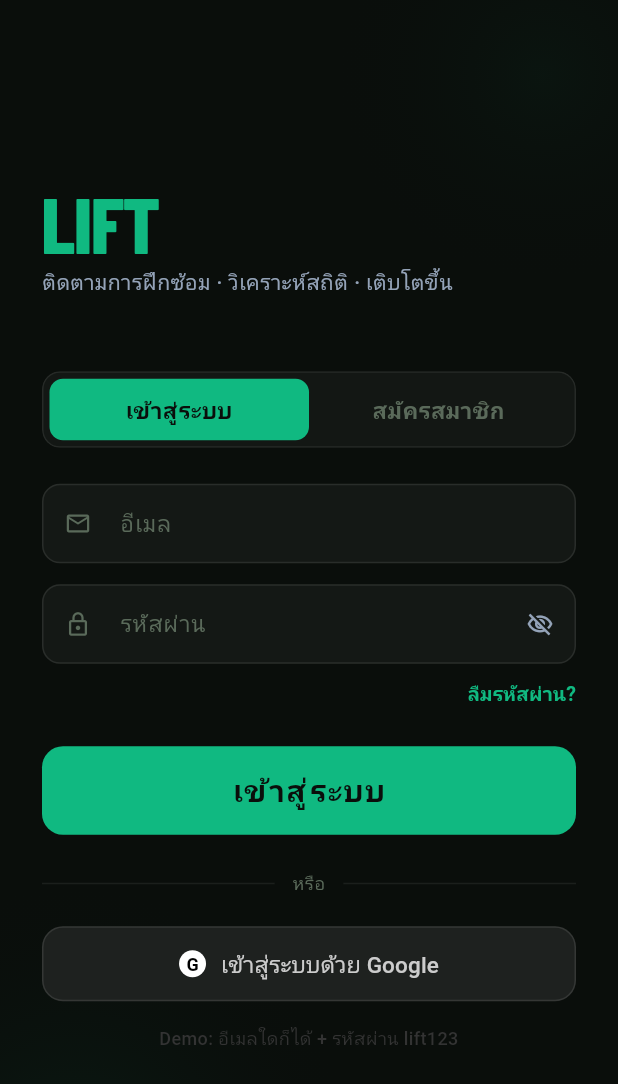
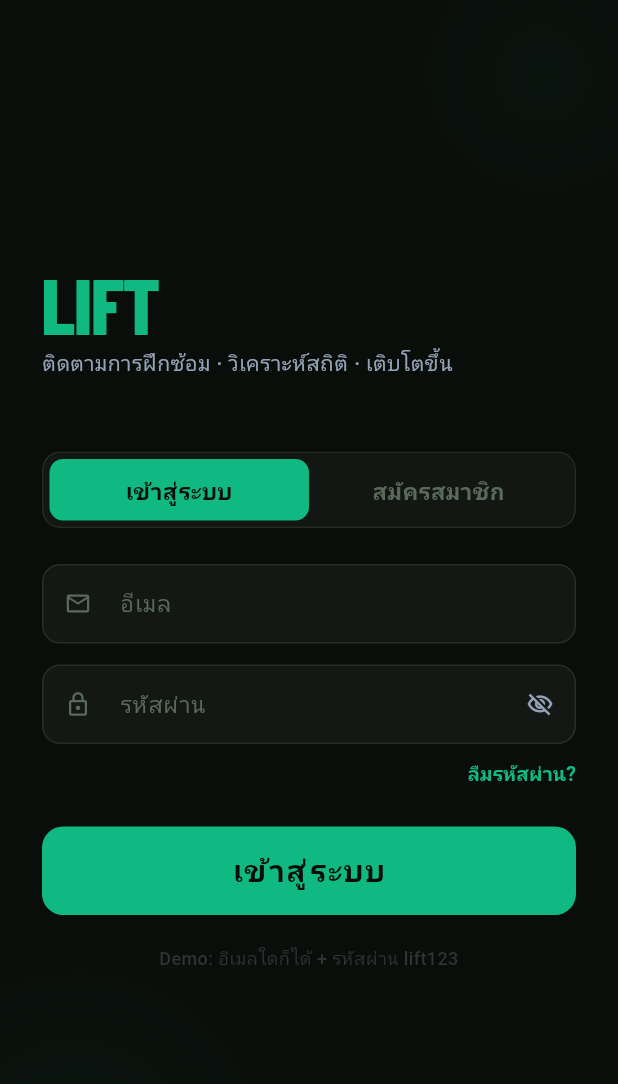
Before and after one commit to chetsadayut04/LIFT, a Flutter app: the screen it shows after launch, on a phone screen of 412 x 824 dp. Shown: the top 1084 px of the screen. Run offline on Flutter 3.47's test engine with Material 3 defaults, Android fonts, the phone set to English and light mode, and no system bars; our stand-ins replace fl_chart, flutter_local_notifications, flutter_markdown, flutter_riverpod, google_fonts, qr_flutter and 5 more; missing offline and left inert: live_activities, mobile_scanner; accounts and stored records are empty; Roboto replaces fonts that are missing (Sarabun).

Commit message:
refactor: remove Google sign-in functionality from auth provider and login screen

```diff
--- a/lib/features/auth/login_screen.dart
+++ b/lib/features/auth/login_screen.dart
@@ -54,28 +54,6 @@ class _LoginScreenState extends ConsumerState<LoginScreen> {
       } else {
         await ref.read(authProvider.notifier).signInWithEmail(email, password);
       }
-    } catch (e) {
-      if (mounted) {
-        setState(() {
-          _errorMessage = _getFriendlyErrorMessage(e);
-        });
-      }
-    } finally {
-      if (mounted) {
-        setState(() {
-          _isLoading = false;
-        });
-      }
-    }
-  }
-
-  Future<void> _loginWithGoogle() async {
-    setState(() {
-      _isLoading = true;
-      _errorMessage = null;
-    });
-    try {
-      await ref.read(authProvider.notifier).signInWithGoogle();
     } catch (e) {
       if (mounted) {
         setState(() {
@@ -196,7 +174,9 @@ class _LoginScreenState extends ConsumerState<LoginScreen> {
         return StatefulBuilder(
           builder: (context, setState) {
             return AlertDialog(
-              backgroundColor: const Color(0xFF171B17), // Match rgba(23,27,23,0.92)
+              backgroundColor: const Color(
+                0xFF171B17,
+              ), // Match rgba(23,27,23,0.92)
               shape: RoundedRectangleBorder(
                 borderRadius: BorderRadius.circular(20),
                 side: BorderSide(color: accent.withValues(alpha: 0.1)),
@@ -215,10 +195,7 @@ class _LoginScreenState extends ConsumerState<LoginScreen> {
                   const SizedBox(height: 8),
                   Text(
                     'กรอกอีเมลของคุณเพื่อรับลิงก์รีเซ็ตรหัสผ่าน',
-                    style: GoogleFonts.sarabun(
-                      color: textMuted,
-                      fontSize: 13,
-                    ),
+                    style: GoogleFonts.sarabun(color: textMuted, fontSize: 13),
                   ),
                 ],
               ),
@@ -231,12 +208,20 @@ class _LoginScreenState extends ConsumerState<LoginScreen> {
                   decoration: InputDecoration(
                     filled: true,
                     fillColor: const Color(0xFF1E211F),
-                    contentPadding: const EdgeInsets.symmetric(horizontal: 16, vertical: 14),
+                    contentPadding: const EdgeInsets.symmetric(
+                      horizontal: 16,
+                      vertical: 14,
+                    ),
                     hintText: 'อีเมลของคุณ',
-                    hintStyle: GoogleFonts.sarabun(color: textMuted, fontSize: 15),
+                    hintStyle: GoogleFonts.sarabun(
+                      color: textMuted,
+                      fontSize: 15,
+                    ),
                     enabledBorder: OutlineInputBorder(
                       borderRadius: BorderRadius.circular(10),
-                      borderSide: BorderSide(color: Colors.white.withValues(alpha: 0.08)),
+                      borderSide: BorderSide(
+                        color: Colors.white.withValues(alpha: 0.08),
+                      ),
                     ),
                     focusedBorder: OutlineInputBorder(
                       borderRadius: BorderRadius.circular(10),
@@ -244,7 +229,8 @@ class _LoginScreenState extends ConsumerState<LoginScreen> {
                     ),
                   ),
                   validator: (val) {
-                    if (val == null || val.trim().isEmpty) return 'กรุณากรอกอีเมล';
+                    if (val == null || val.trim().isEmpty)
+                      return 'กรุณากรอกอีเมล';
                     if (!val.contains('@')) return 'รูปแบบอีเมลไม่ถูกต้อง';
                     return null;
                   },
@@ -259,7 +245,9 @@ class _LoginScreenState extends ConsumerState<LoginScreen> {
                         style: OutlinedButton.styleFrom(
                           backgroundColor: const Color(0xFF1E211F),
                           foregroundColor: const Color(0xFF8E9A8E),
-                          side: BorderSide(color: Colors.white.withValues(alpha: 0.1)),
+                          side: BorderSide(
+                            color: Colors.white.withValues(alpha: 0.1),
+                          ),
                           shape: RoundedRectangleBorder(
                             borderRadius: BorderRadius.circular(10),
                           ),
@@ -284,7 +272,9 @@ class _LoginScreenState extends ConsumerState<LoginScreen> {
                                 try {
                                   await ref
                                       .read(authProvider.notifier)
-                                      .sendPasswordResetEmail(emailController.text);
+                                      .sendPasswordResetEmail(
+                                        emailController.text,
+                                      );
                                   if (ctx.mounted) {
                                     Navigator.pop(ctx);
                                     _showCustomSnackBar(
@@ -367,10 +357,7 @@ class _LoginScreenState extends ConsumerState<LoginScreen> {
               decoration: BoxDecoration(
                 shape: BoxShape.circle,
                 gradient: RadialGradient(
-                  colors: [
-                    accent.withValues(alpha: 0.07),
-                    Colors.transparent,
-                  ],
+                  colors: [accent.withValues(alpha: 0.07), Colors.transparent],
                 ),
               ),
             ),
@@ -385,10 +372,7 @@ class _LoginScreenState extends ConsumerState<LoginScreen> {
               decoration: BoxDecoration(
                 shape: BoxShape.circle,
                 gradient: RadialGradient(
-                  colors: [
-                    accent.withValues(alpha: 0.04),
-                    Colors.transparent,
-                  ],
+                  colors: [accent.withValues(alpha: 0.04), Colors.transparent],
                 ),
               ),
             ),
@@ -442,7 +426,9 @@ class _LoginScreenState extends ConsumerState<LoginScreen> {
                           filter: ImageFilter.blur(sigmaX: 20, sigmaY: 20),
                           child: Container(
                             decoration: BoxDecoration(
-                              color: const Color(0xFF1B1F1B).withValues(alpha: 0.55),
+                              color: const Color(
+                                0xFF1B1F1B,
+                              ).withValues(alpha: 0.55),
                               borderRadius: BorderRadius.circular(12),
                               border: Border.all(
                                 color: Colors.white.withValues(alpha: 0.08),
@@ -459,9 +445,13 @@ class _LoginScreenState extends ConsumerState<LoginScreen> {
                                       _errorMessage = null;
                                     }),
                                     child: Container(
-                                      padding: const EdgeInsets.symmetric(vertical: 10),
+                                      padding: const EdgeInsets.symmetric(
+                                        vertical: 10,
+                                      ),
                                       decoration: BoxDecoration(
-                                        color: !_isSignUp ? accent : Colors.transparent,
+                                        color: !_isSignUp
+                                            ? accent
+                                            : Colors.transparent,
                                         borderRadius: BorderRadius.circular(9),
                                       ),
                                       child: Text(
@@ -470,7 +460,9 @@ class _LoginScreenState extends ConsumerState<LoginScreen> {
                                         style: GoogleFonts.sarabun(
                                           fontWeight: FontWeight.w600,
                                           fontSize: 15,
-                                          color: !_isSignUp ? bg : const Color(0xFF5A6A5A),
+                                          color: !_isSignUp
+                                              ? bg
+                                              : const Color(0xFF5A6A5A),
                                         ),
                                       ),
                                     ),
@@ -483,9 +475,13 @@ class _LoginScreenState extends ConsumerState<LoginScreen> {
                                       _errorMessage = null;
                                     }),
                                     child: Container(
-                                      padding: const EdgeInsets.symmetric(vertical: 10),
+                                      padding: const EdgeInsets.symmetric(
+                                        vertical: 10,
+                                      ),
                                       decoration: BoxDecoration(
-                                        color: _isSignUp ? accent : Colors.transparent,
+                                        color: _isSignUp
+                                            ? accent
+                                            : Colors.transparent,
                                         borderRadius: BorderRadius.circular(9),
                                       ),
                                       child: Text(
@@ -494,7 +490,9 @@ class _LoginScreenState extends ConsumerState<LoginScreen> {
                                         style: GoogleFonts.sarabun(
                                           fontWeight: FontWeight.w600,
                                           fontSize: 15,
-                                          color: _isSignUp ? bg : const Color(0xFF5A6A5A),
+                                          color: _isSignUp
+                                              ? bg
+                                              : const Color(0xFF5A6A5A),
                                         ),
                                       ),
                                     ),
@@ -515,15 +513,21 @@ class _LoginScreenState extends ConsumerState<LoginScreen> {
                             horizontal: 16,
                           ),
                           decoration: BoxDecoration(
-                            color: const Color(0xFF2C1010).withValues(alpha: 0.7),
+                            color: const Color(
+                              0xFF2C1010,
+                            ).withValues(alpha: 0.7),
                             borderRadius: BorderRadius.circular(12),
                             border: Border.all(
-                              color: const Color(0xFFFF8A8A).withValues(alpha: 0.35),
+                              color: const Color(
+                                0xFFFF8A8A,
+                              ).withValues(alpha: 0.35),
                               width: 1,
                             ),
                             boxShadow: [
                               BoxShadow(
-                                color: const Color(0xFFFF5A3C).withValues(alpha: 0.08),
+                                color: const Color(
+                                  0xFFFF5A3C,
+                                ).withValues(alpha: 0.08),
                                 blurRadius: 12,
                                 spreadRadius: 1,
                               ),
@@ -572,17 +576,34 @@ class _LoginScreenState extends ConsumerState<LoginScreen> {
                       TextFormField(
                         controller: _emailController,
                         keyboardType: TextInputType.emailAddress,
-                        style: GoogleFonts.sarabun(color: textPrimary, fontSize: 15),
+                        style: GoogleFonts.sarabun(
+                          color: textPrimary,
+                          fontSize: 15,
+                        ),
                         decoration: InputDecoration(
                           filled: true,
-                          fillColor: const Color(0xFF1B1F1B).withValues(alpha: 0.6),
-                          contentPadding: const EdgeInsets.symmetric(horizontal: 16, vertical: 15),
+                          fillColor: const Color(
+                            0xFF1B1F1B,
+                          ).withValues(alpha: 0.6),
+                          contentPadding: const EdgeInsets.symmetric(
+                            horizontal: 16,
+                            vertical: 15,
+                          ),
                           hintText: 'อีเมล',
-                          hintStyle: GoogleFonts.sarabun(color: const Color(0xFF5A6A5A), fontSize: 15),
-                          prefixIcon: const Icon(Icons.email_outlined, color: Color(0xFF5A6A5A), size: 18),
+                          hintStyle: GoogleFonts.sarabun(
+                            color: const Color(0xFF5A6A5A),
+                            fontSize: 15,
+                          ),
+                          prefixIcon: const Icon(
+                            Icons.email_outlined,
+                            color: Color(0xFF5A6A5A),
+                            size: 18,
+                          ),
                           enabledBorder: OutlineInputBorder(
                             borderRadius: BorderRadius.circular(12),
-                            borderSide: BorderSide(color: Colors.white.withValues(alpha: 0.09)),
+                            borderSide: BorderSide(
+                              color: Colors.white.withValues(alpha: 0.09),
+                            ),
                           ),
                           focusedBorder: OutlineInputBorder(
                             borderRadius: BorderRadius.circular(12),
@@ -590,8 +611,10 @@ class _LoginScreenState extends ConsumerState<LoginScreen> {
                           ),
                         ),
                         validator: (val) {
-                          if (val == null || val.trim().isEmpty) return 'กรุณากรอกอีเมล';
-                          if (!val.contains('@')) return 'รูปแบบอีเมลไม่ถูกต้อง';
+                          if (val == null || val.trim().isEmpty)
+                            return 'กรุณากรอกอีเมล';
+                          if (!val.contains('@'))
+                            return 'รูปแบบอีเมลไม่ถูกต้อง';
                           return null;
                         },
                       ),
@@ -601,13 +624,24 @@ class _LoginScreenState extends ConsumerState<LoginScreen> {
                       TextFormField(
                         controller: _passwordController,
                         obscureText: _obscurePassword,
-                        style: GoogleFonts.sarabun(color: textPrimary, fontSize: 15),
+                        style: GoogleFonts.sarabun(
+                          color: textPrimary,
+                          fontSize: 15,
+                        ),
                         decoration: InputDecoration(
                           filled: true,
-                          fillColor: const Color(0xFF1B1F1B).withValues(alpha: 0.6),
-                          contentPadding: const EdgeInsets.symmetric(horizontal: 16, vertical: 15),
+                          fillColor: const Color(
+                            0xFF1B1F1B,
+                          ).withValues(alpha: 0.6),
+                          contentPadding: const EdgeInsets.symmetric(
+                            horizontal: 16,
+                            vertical: 15,
+                          ),
                           hintText: 'รหัสผ่าน',
-                          hintStyle: GoogleFonts.sarabun(color: const Color(0xFF5A6A5A), fontSize: 15),
+                          hintStyle: GoogleFonts.sarabun(
+                            color: const Color(0xFF5A6A5A),
+                            fontSize: 15,
+                          ),
                           prefixIcon: const Icon(
                             Icons.lock_outlined,
                             color: Color(0xFF5A6A5A),
@@ -628,7 +662,9 @@ class _LoginScreenState extends ConsumerState<LoginScreen> {
                           ),
                           enabledBorder: OutlineInputBorder(
                             borderRadius: BorderRadius.circular(12),
-                            borderSide: BorderSide(color: Colors.white.withValues(alpha: 0.09)),
+                            borderSide: BorderSide(
+                              color: Colors.white.withValues(alpha: 0.09),
+                            ),
                           ),
                           focusedBorder: OutlineInputBorder(
                             borderRadius: BorderRadius.circular(12),
@@ -636,8 +672,10 @@ class _LoginScreenState extends ConsumerState<LoginScreen> {
                           ),
                         ),
                         validator: (val) {
-                          if (val == null || val.isEmpty) return 'กรุณากรอกรหัสผ่าน';
-                          if (val.length < 6) return 'รหัสผ่านต้องยาวอย่างน้อย 6 ตัวอักษร';
+                          if (val == null || val.isEmpty)
+                            return 'กรุณากรอกรหัสผ่าน';
+                          if (val.length < 6)
+                            return 'รหัสผ่านต้องยาวอย่างน้อย 6 ตัวอักษร';
                           return null;
                         },
                       ),
@@ -697,85 +735,7 @@ class _LoginScreenState extends ConsumerState<LoginScreen> {
                                 ),
                               ),
                       ),
-                      const SizedBox(height: 24),
-
-                      // Divider "หรือ"
-                      Row(
-                        children: [
-                          Expanded(
-                            child: Divider(
-                              color: Colors.white.withValues(alpha: 0.07),
-                              thickness: 1,
-                            ),
-                          ),
-                          Padding(
-                            padding: const EdgeInsets.symmetric(horizontal: 12),
-                            child: Text(
-                              'หรือ',
-                              style: GoogleFonts.sarabun(
-                                color: const Color(0xFF5A6A5A),
-                                fontSize: 12,
-                              ),
-                            ),
-                          ),
-                          Expanded(
-                            child: Divider(
-                              color: Colors.white.withValues(alpha: 0.07),
-                              thickness: 1,
-                            ),
-                          ),
-                        ],
-                      ),
                       const SizedBox(height: 20),
-
-                      // Google Login Button (Vite style)
-                      OutlinedButton(
-                        onPressed: _isLoading ? null : _loginWithGoogle,
-                        style: OutlinedButton.styleFrom(
-                          backgroundColor: const Color(0xFF1E211F),
-                          foregroundColor: const Color(0xFFCCCCCC),
-                          side: BorderSide(color: Colors.white.withValues(alpha: 0.1)),
-                          padding: const EdgeInsets.symmetric(vertical: 14),
-                          shape: RoundedRectangleBorder(
-                            borderRadius: BorderRadius.circular(14),
-                          ),
-                          elevation: 0,
-                        ),
-                        child: Row(
-                          mainAxisAlignment: MainAxisAlignment.center,
-                          children: [
-                            // Custom G logo container
-                            Container(
-                              width: 18,
-                              height: 18,
-                              decoration: const BoxDecoration(
-                                shape: BoxShape.circle,
-                                color: Colors.white,
-                              ),
-                              alignment: Alignment.center,
-                              child: const Text(
-                                'G',
-                                style: TextStyle(
-                                  color: Colors.black,
-                                  fontSize: 12,
-                                  fontWeight: FontWeight.bold,
-                                  fontFamily: 'Roboto',
-                                ),
-                              ),
-                            ),
-                            const SizedBox(width: 10),
-                            Text(
-                              'เข้าสู่ระบบด้วย Google',
-                              style: GoogleFonts.sarabun(
-                                fontSize: 15,
-                                fontWeight: FontWeight.w500,
-                                color: const Color(0xFFCCCCCC),
-                              ),
-                            ),
-                          ],
-                        ),
-                      ),
-                      const SizedBox(height: 16),
 
                       // Demo Hint Text
                       Text(
```
Also changed, not shown: lib/features/auth/auth_provider.dart (+0 -42 lines), 1 other file.
